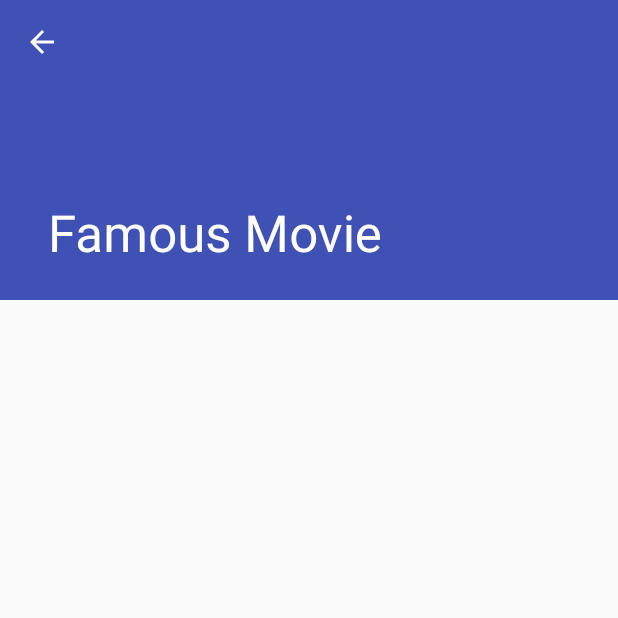
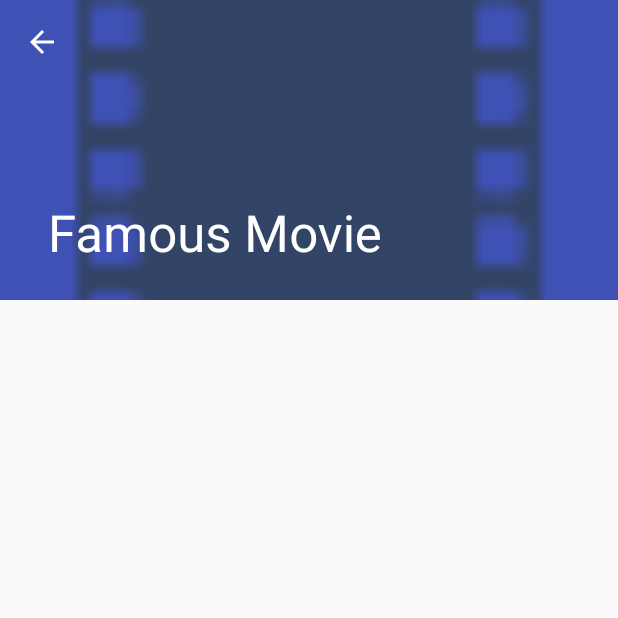
Before and after one commit to matheusfreire/movies, an Android app: the MovieDetailActivity screen opened directly, with no data from a screen before it, on a phone screen of 412 x 824 dp, the top half of it. Run offline under Robolectric (Android 15) with nearby library versions, the phone set to English and light mode, and no system bars; our stand-ins replace ButterKnife, Picasso; pictures from the network do not load; 3 statements that could not run were skipped.

Commit message:
Animation on poster's movie

```diff
--- a/app/src/main/java/com/msf/moveis/MovieDetailActivity.java
+++ b/app/src/main/java/com/msf/moveis/MovieDetailActivity.java
@@ -10,8 +10,12 @@ import android.support.v7.app.AppCompatActivity;
 import android.support.v7.widget.Toolbar;
 import android.view.MenuItem;
 import android.view.Window;
+import android.widget.ImageView;
 
 import com.msf.moveis.model.Movie;
+import com.msf.moveis.util.NetworkEndPoints;
+import com.squareup.picasso.Callback;
+import com.squareup.picasso.Picasso;
 
 import butterknife.BindView;
 import butterknife.ButterKnife;
@@ -28,6 +32,9 @@ public class MovieDetailActivity extends AppCompatActivity {
 
     @BindView(R.id.detail_toolbar)
     Toolbar toolbar;
+
+    @BindView(R.id.poster)
+    ImageView poster;
 
     @Override
     protected void onCreate(Bundle savedInstanceState) {
@@ -59,7 +66,21 @@ public class MovieDetailActivity extends AppCompatActivity {
             if (Build.VERSION.SDK_INT >= Build.VERSION_CODES.LOLLIPOP) {
                 if (appBarLayout != null) {
                     ViewCompat.setTransitionName(appBarLayout, "titleMovie");
+                    ViewCompat.setTransitionName(poster,"poster");
                     appBarLayout.setTitle(movie.getTitle());
+                    Picasso.get()
+                            .load(NetworkEndPoints.IMAGE_API.getUrl() + movie.getPoster())
+                            .into(poster, new Callback() {
+                                @Override
+                                public void onSuccess() {
+                                    supportStartPostponedEnterTransition();
+                                }
+
+                                @Override
+                                public void onError(Exception e) {
+                                    supportStartPostponedEnterTransition();
+                                }
+                            });
                 }
             }
             MovieDetailFragment fragment = new MovieDetailFragment();
--- a/app/src/main/java/com/msf/moveis/MovieListActivity.java
+++ b/app/src/main/java/com/msf/moveis/MovieListActivity.java
@@ -4,6 +4,7 @@ import android.content.Intent;
 import android.os.Bundle;
 import android.support.annotation.NonNull;
 import android.support.v4.app.ActivityOptionsCompat;
+import android.support.v4.util.Pair;
 import android.support.v4.view.ViewCompat;
 import android.support.v7.app.AppCompatActivity;
 import android.support.v7.widget.DefaultItemAnimator;
@@ -115,7 +116,7 @@ public class MovieListActivity extends AppCompatActivity implements MoviesAdapte
         Intent intent = new Intent(this,MovieDetailActivity.class);
         intent.putExtra("movie", movie);
         ActivityOptionsCompat options = ActivityOptionsCompat.
-                makeSceneTransitionAnimation(this, views[0], "titleMovie");
+                makeSceneTransitionAnimation(this, Pair.create(views[0], "poster"),Pair.create(views[1], "titleMovie"));
         startActivity(intent, options.toBundle());
     }
 }
--- a/app/src/main/java/com/msf/moveis/MoviesAdapter.java
+++ b/app/src/main/java/com/msf/moveis/MoviesAdapter.java
@@ -83,7 +83,7 @@ public class MoviesAdapter extends RecyclerView.Adapter<MoviesAdapter.MovieViewH
         @Override
         public void onClick(View v) {
             int adapterPosition = getAdapterPosition();
-            listener.onClickMovie(getItem(adapterPosition), title);
+            listener.onClickMovie(getItem(adapterPosition), title, thumbnail);
         }
     }
 }
--- a/app/src/main/res/layout/activity_movie_detail.xml
+++ b/app/src/main/res/layout/activity_movie_detail.xml
@@ -24,6 +24,19 @@
             app:layout_scrollFlags="scroll|exitUntilCollapsed"
             app:toolbarId="@+id/toolbar">
 
+            <ImageView
+                android:id="@+id/poster"
+                android:layout_width="match_parent"
+                android:layout_height="wrap_content"
+                android:background="?attr/selectableItemBackgroundBorderless"
+                android:contentDescription="@string/thumbnail"
+                android:scaleType="centerCrop"
+                android:adjustViewBounds="true"
+                app:layout_collapseMode="parallax"
+                app:layout_collapseParallaxMultiplier="0.7"
+                android:transitionName="poster"
+                android:src="@drawable/ic_launcher"/>
+
             <android.support.v7.widget.Toolbar
                 android:id="@+id/detail_toolbar"
                 android:layout_width="match_parent"
--- a/app/src/main/res/layout/movie_list_content.xml
+++ b/app/src/main/res/layout/movie_list_content.xml
@@ -24,7 +24,8 @@
                 android:layout_height="250dp"
                 android:background="?attr/selectableItemBackgroundBorderless"
                 android:contentDescription="@string/thumbnail"
-                android:scaleType="fitXY" />
+                android:scaleType="fitXY"
+                android:transitionName="poster"/>
 
             <TextView
                 android:id="@+id/title"
```
